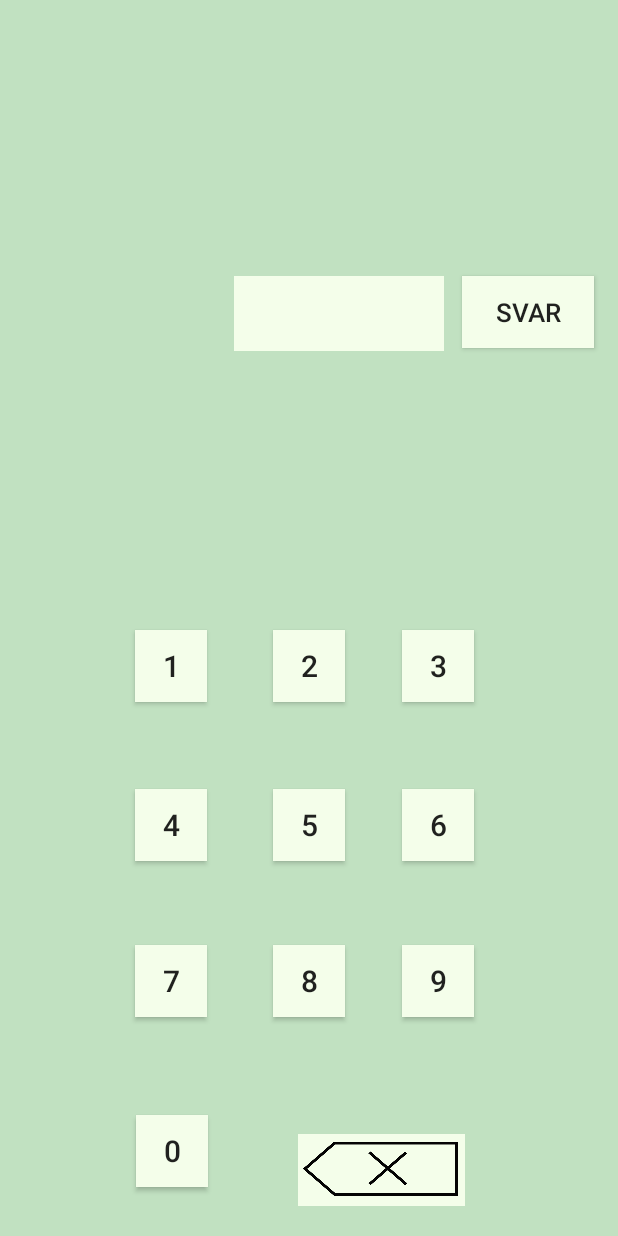
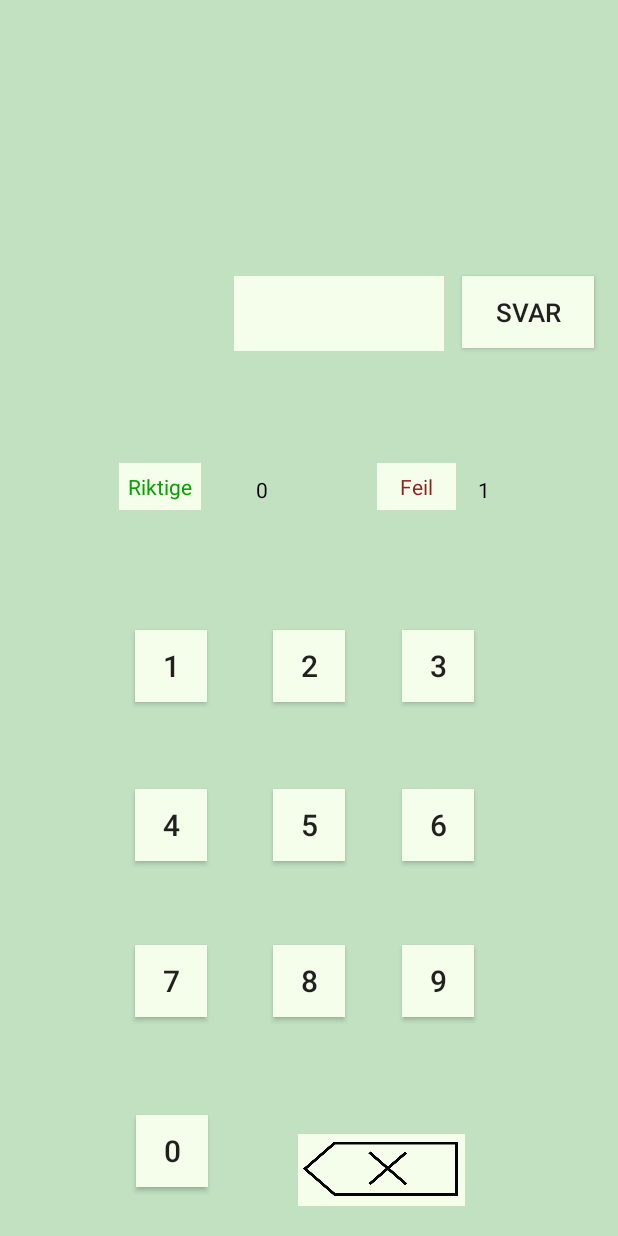
Before and after one commit to jorkop/Mappe1App, an Android app: the Start screen opened directly, with no data from a screen before it, after a tap on "SVAR", on a phone screen of 412 x 824 dp. Run offline under Robolectric (Android 15) with nearby library versions, the phone set to English and light mode, and no system bars; libraries missing offline, so code that uses them is left out: com.muddzdev.styleabletoastlibrary.

Commit message:
Riktig/feil lagt til i spill

```diff
--- a/app/src/main/java/com/example/mappe1s344183s303045/Preferanser.java
+++ b/app/src/main/java/com/example/mappe1s344183s303045/Preferanser.java
@@ -6,8 +6,10 @@ import android.content.res.Resources;
 import android.os.Bundle;
 import androidx.appcompat.app.AppCompatActivity;
 import android.util.DisplayMetrics;
+import android.view.Gravity;
 import android.view.View;
 import android.widget.Button;
+import android.widget.Toast;
 
 import java.util.Locale;
 
@@ -51,18 +53,27 @@ public class Preferanser extends AppCompatActivity implements View.OnClickListen
                     .edit()
                     .putString("Hovedtekst", "5")
                     .apply();
+            Toast toast = Toast.makeText(getApplicationContext(), "5 spill satt", Toast.LENGTH_SHORT);
+            toast.show();
+            toast.setGravity(Gravity.CENTER_HORIZONTAL,0,0);
 
         } else if (v.getId() == R.id.spm10) {
             getSharedPreferences("PREFERENCE", MODE_PRIVATE)
                     .edit()
                     .putString("Hovedtekst", "10")
                     .apply();
+            Toast toast = Toast.makeText(getApplicationContext(), "10 spill satt", Toast.LENGTH_SHORT);
+            toast.show();
+            toast.setGravity(Gravity.CENTER_HORIZONTAL,0,0);
 
         } else if (v.getId() == R.id.spm15) {
             getSharedPreferences("PREFERENCE", MODE_PRIVATE)
                     .edit()
                     .putString("Hovedtekst", "15")
                     .apply();
+            Toast toast = Toast.makeText(getApplicationContext(), "15 spill satt", Toast.LENGTH_SHORT);
+            toast.show();
+            toast.setGravity(Gravity.CENTER_HORIZONTAL,0,0);
         }
     }
 }
--- a/app/src/main/java/com/example/mappe1s344183s303045/Start.java
+++ b/app/src/main/java/com/example/mappe1s344183s303045/Start.java
@@ -20,6 +20,8 @@ import java.util.Arrays;
 public class Start extends AppCompatActivity implements View.OnClickListener{
     ArrayList<String> arrayList = new ArrayList<>();
     int o = 1;
+    int f = 0;
+    int r = 0;
 
     @Override
     protected void onCreate(Bundle savedInstanceState) {
@@ -128,6 +130,10 @@ public class Start extends AppCompatActivity implements View.OnClickListener{
         TextView et = findViewById(R.id.svartekst);
         String resultat = et.getText().toString();
 
+        TextView feil = findViewById(R.id.feiltall);
+        TextView riktig = findViewById(R.id.riktigtall);
+
+
         for (int i = 0; i < 15; i++) {
             if (getResources().getStringArray(R.array.regnestykker)[i].equals(navn)) {
                 String svar = (getResources().getStringArray(R.array.svar)[i]);
@@ -137,11 +143,15 @@ public class Start extends AppCompatActivity implements View.OnClickListener{
                     Toast toast = Toast.makeText(getApplicationContext(), "Riktig!", Toast.LENGTH_SHORT);
                     toast.show();
                     toast.setGravity(Gravity.CENTER_HORIZONTAL,0,0);
+                    r++;
+                        riktig.setText(Integer.toString(r));
 
                 } else {
                     Toast toast = Toast.makeText(getApplicationContext(), "Ikke riktig denne gangen!", Toast.LENGTH_LONG);
                     toast.show();
                     toast.setGravity(Gravity.CENTER_HORIZONTAL,0,0);
+                    f++;
+                    feil.setText(Integer.toString(f));
 
                     /* For eventuell styling av Toast
                     StyleableToast toast = StyleableToast.makeText(getApplicationContext(), "Detta blei feil...", R.style.exampleToast);
@@ -177,6 +187,8 @@ public class Start extends AppCompatActivity implements View.OnClickListener{
                     Toast.makeText(getApplicationContext(), "Spillet er ferdig.", Toast.LENGTH_SHORT).show();
                     sporsmal.setText("");
                     et.setText("");
+
+
                 }
             }
         }
--- a/app/src/main/res/layout/startspill.xml
+++ b/app/src/main/res/layout/startspill.xml
@@ -1,12 +1,11 @@
 <?xml version="1.0" encoding="utf-8"?>
-<androidx.constraintlayout.widget.ConstraintLayout
-    xmlns:android="http://schemas.android.com/apk/res/android"
+<androidx.constraintlayout.widget.ConstraintLayout xmlns:android="http://schemas.android.com/apk/res/android"
     xmlns:app="http://schemas.android.com/apk/res-auto"
     xmlns:tools="http://schemas.android.com/tools"
     android:layout_width="match_parent"
     android:layout_height="match_parent"
-    tools:context=".Start"
-    android:background="@color/gronnbak">
+    android:background="@color/gronnbak"
+    tools:context=".Start">
 
 
     <TextView
@@ -29,10 +28,10 @@
         android:layout_height="50dp"
         android:layout_marginTop="184dp"
         android:layout_marginEnd="116dp"
+        android:background="@color/dusgrønn"
+        android:textAlignment="center"
         android:textColor="@color/black"
         android:textSize="34sp"
-        android:background="@color/dusgrønn"
-        android:textAlignment="center"
         app:layout_constraintRight_toRightOf="parent"
         app:layout_constraintTop_toTopOf="parent">
     </TextView>
@@ -204,5 +203,58 @@
         app:layout_constraintLeft_toLeftOf="parent"
         app:layout_constraintRight_toRightOf="parent" />
 
+    <TextView
+        android:id="@+id/riktigtekst"
+        android:layout_width="wrap_content"
+        android:layout_height="wrap_content"
+        android:layout_marginBottom="484dp"
+        android:background="@color/dusgrønn"
+        android:padding="6dp"
+        android:text="@string/riktige"
+        android:textColor="@color/grønnsterk"
+        app:layout_constraintBottom_toBottomOf="parent"
+        app:layout_constraintHorizontal_bias="0.222"
+        app:layout_constraintLeft_toLeftOf="parent"
+        app:layout_constraintRight_toRightOf="parent" />
+
+    <TextView
+        android:id="@+id/riktigtall"
+        android:layout_width="wrap_content"
+        android:layout_height="wrap_content"
+        android:layout_marginBottom="488dp"
+        android:textColor="@color/black"
+        android:text="0"
+        app:layout_constraintBottom_toBottomOf="parent"
+        app:layout_constraintHorizontal_bias="0.423"
+        app:layout_constraintLeft_toLeftOf="parent"
+        app:layout_constraintRight_toRightOf="parent" />
+
+    <TextView
+        android:id="@+id/Feiltekst"
+        android:layout_width="wrap_content"
+        android:layout_height="wrap_content"
+        android:layout_marginBottom="484dp"
+        android:background="@color/dusgrønn"
+        android:paddingVertical="6dp"
+        android:paddingHorizontal="15dp"
+        android:text="@string/feil"
+        android:textColor="@color/rød"
+        app:layout_constraintBottom_toBottomOf="parent"
+        app:layout_constraintHorizontal_bias="0.699"
+        app:layout_constraintLeft_toLeftOf="parent"
+        app:layout_constraintRight_toRightOf="parent" />
+
+    <TextView
+        android:id="@+id/feiltall"
+        android:layout_width="wrap_content"
+        android:layout_height="wrap_content"
+        android:layout_marginBottom="488dp"
+        android:textColor="@color/black"
+        android:text="0"
+        app:layout_constraintBottom_toBottomOf="parent"
+        app:layout_constraintHorizontal_bias="0.789"
+        app:layout_constraintLeft_toLeftOf="parent"
+        app:layout_constraintRight_toRightOf="parent" />
+
 
 </androidx.constraintlayout.widget.ConstraintLayout>
--- a/app/src/main/res/values/colors.xml
+++ b/app/src/main/res/values/colors.xml
@@ -9,4 +9,6 @@
     <color name="white">#FFFFFFFF</color>
     <color name="gronnbak">#C1E1C1</color>
     <color name="dusgrønn">#f4feea</color>
+    <color name="rød">#8b2320</color>
+    <color name="grønnsterk">#00A300</color>
 </resources>
--- a/app/src/main/res/values/strings.xml
+++ b/app/src/main/res/values/strings.xml
@@ -10,4 +10,6 @@
     <string name="svarknapp">Svar</string>
     <string name="slettknapp">Sletteknapp</string>
     <string name="antallspm">Antall spørsmål per spill</string>
+    <string name="riktige">Riktige</string>
+    <string name="feil">Feil</string>
 </resources>
```
